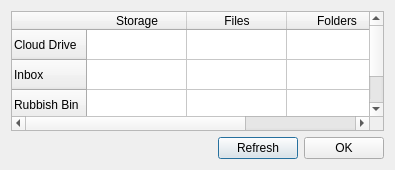
The window that Source/MEGASync/gui/linux/AccountDetailsDialog.ui (meganz/MEGAsync) describes before a commit, drawn with Qt 5.
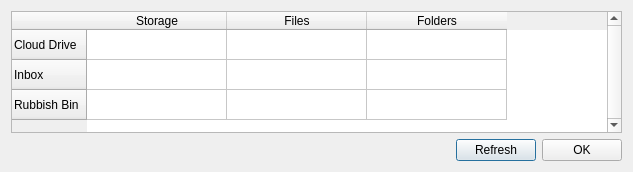
The same window after the commit.

Commit message: Show usage of incoming shares (Linux)

```diff
--- a/Source/MEGASync/gui/linux/AccountDetailsDialog.ui
+++ b/Source/MEGASync/gui/linux/AccountDetailsDialog.ui
@@ -6,8 +6,8 @@
    <rect>
     <x>0</x>
     <y>0</y>
-    <width>395</width>
-    <height>170</height>
+    <width>633</width>
+    <height>172</height>
    </rect>
   </property>
   <property name="windowTitle">
@@ -41,9 +41,24 @@
         <property name="layoutDirection">
          <enum>Qt::LeftToRight</enum>
         </property>
+        <property name="verticalScrollBarPolicy">
+         <enum>Qt::ScrollBarAlwaysOn</enum>
+        </property>
         <property name="selectionMode">
          <enum>QAbstractItemView::NoSelection</enum>
         </property>
+        <attribute name="horizontalHeaderDefaultSectionSize">
+         <number>140</number>
+        </attribute>
+        <attribute name="horizontalHeaderMinimumSectionSize">
+         <number>140</number>
+        </attribute>
+        <attribute name="horizontalHeaderStretchLastSection">
+         <bool>false</bool>
+        </attribute>
+        <attribute name="verticalHeaderMinimumSectionSize">
+         <number>30</number>
+        </attribute>
         <row>
          <property name="text">
           <string>Cloud Drive</string>
```
The commit also changes 1 other file.
